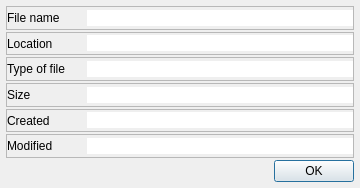
karakirimu/AutoBatchTools, file src/fileinfodialog/fileinfodialog.ui: the form before one commit.
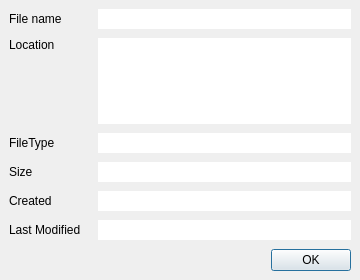
The form after the commit.

Patch:
```diff
--- a/src/fileinfodialog/fileinfodialog.ui
+++ b/src/fileinfodialog/fileinfodialog.ui
@@ -7,7 +7,7 @@
     <x>0</x>
     <y>0</y>
     <width>360</width>
-    <height>188</height>
+    <height>280</height>
    </rect>
   </property>
   <property name="windowTitle">
@@ -21,45 +21,96 @@
   </property>
   <layout class="QVBoxLayout" name="verticalLayout">
    <property name="spacing">
-    <number>2</number>
+    <number>9</number>
    </property>
    <property name="leftMargin">
-    <number>6</number>
+    <number>9</number>
    </property>
    <property name="topMargin">
-    <number>6</number>
+    <number>9</number>
    </property>
    <property name="rightMargin">
-    <number>6</number>
+    <number>9</number>
    </property>
    <property name="bottomMargin">
-    <number>6</number>
+    <number>9</number>
    </property>
    <item>
-    <widget class="QFrame" name="frame">
-     <property name="frameShape">
-      <enum>QFrame::StyledPanel</enum>
-     </property>
-     <property name="frameShadow">
-      <enum>QFrame::Raised</enum>
-     </property>
-     <layout class="QHBoxLayout" name="horizontalLayout">
-      <property name="spacing">
-       <number>0</number>
-      </property>
-      <property name="leftMargin">
-       <number>0</number>
-      </property>
-      <property name="topMargin">
-       <number>0</number>
-      </property>
-      <property name="rightMargin">
-       <number>0</number>
-      </property>
-      <property name="bottomMargin">
-       <number>0</number>
-      </property>
-      <item>
+    <layout class="QGridLayout" name="gridLayout">
+     <item row="6" column="0">
+      <widget class="QLabel" name="label_5">
+       <property name="sizePolicy">
+        <sizepolicy hsizetype="Fixed" vsizetype="Preferred">
+         <horstretch>0</horstretch>
+         <verstretch>0</verstretch>
+        </sizepolicy>
+       </property>
+       <property name="minimumSize">
+        <size>
+         <width>80</width>
+         <height>0</height>
+        </size>
+       </property>
+       <property name="text">
+        <string>Created</string>
+       </property>
+      </widget>
+     </item>
+     <item row="5" column="0">
+      <widget class="QLabel" name="label_4">
+       <property name="sizePolicy">
+        <sizepolicy hsizetype="Fixed" vsizetype="Preferred">
+         <horstretch>0</horstretch>
+         <verstretch>0</verstretch>
+        </sizepolicy>
+       </property>
+       <property name="minimumSize">
+        <size>
+         <width>80</width>
+         <height>0</height>
+        </size>
+       </property>
+       <property name="text">
+        <string>Size</string>
+       </property>
+      </widget>
+     </item>
+     <item row="5" column="1">
+      <widget class="QLineEdit" name="filesize">
+       <property name="styleSheet">
+        <string notr="true"/>
+       </property>
+       <property name="frame">
+        <bool>false</bool>
+       </property>
+       <property name="alignment">
+        <set>Qt::AlignRight|Qt::AlignTrailing|Qt::AlignVCenter</set>
+       </property>
+       <property name="readOnly">
+        <bool>true</bool>
+       </property>
+      </widget>
+     </item>
+     <item row="4" column="0">
+      <widget class="QLabel" name="label_3">
+       <property name="sizePolicy">
+        <sizepolicy hsizetype="Fixed" vsizetype="Preferred">
+         <horstretch>0</horstretch>
+         <verstretch>0</verstretch>
+        </sizepolicy>
+       </property>
+       <property name="minimumSize">
+        <size>
+         <width>80</width>
+         <height>0</height>
+        </size>
+       </property>
+       <property name="text">
+        <string>FileType</string>
+       </property>
+      </widget>
+     </item>
+     <item row="0" column="0">
        <widget class="QLabel" name="label">
         <property name="sizePolicy">
          <sizepolicy hsizetype="Fixed" vsizetype="Preferred">
@@ -78,10 +129,64 @@
         </property>
        </widget>
       </item>
-      <item>
+     <item row="7" column="0">
+      <widget class="QLabel" name="label_6">
+       <property name="sizePolicy">
+        <sizepolicy hsizetype="Fixed" vsizetype="Preferred">
+         <horstretch>0</horstretch>
+         <verstretch>0</verstretch>
+        </sizepolicy>
+       </property>
+       <property name="minimumSize">
+        <size>
+         <width>80</width>
+         <height>0</height>
+        </size>
+       </property>
+       <property name="text">
+        <string>Last Modified</string>
+       </property>
+      </widget>
+     </item>
+     <item row="4" column="1">
+      <widget class="QLineEdit" name="extension">
+       <property name="styleSheet">
+        <string notr="true"/>
+       </property>
+       <property name="frame">
+        <bool>false</bool>
+       </property>
+       <property name="alignment">
+        <set>Qt::AlignRight|Qt::AlignTrailing|Qt::AlignVCenter</set>
+       </property>
+       <property name="readOnly">
+        <bool>true</bool>
+       </property>
+      </widget>
+     </item>
+     <item row="6" column="1">
+      <widget class="QLineEdit" name="created">
+       <property name="styleSheet">
+        <string notr="true"/>
+       </property>
+       <property name="frame">
+        <bool>false</bool>
+       </property>
+       <property name="alignment">
+        <set>Qt::AlignRight|Qt::AlignTrailing|Qt::AlignVCenter</set>
+       </property>
+       <property name="readOnly">
+        <bool>true</bool>
+       </property>
+      </widget>
+     </item>
+     <item row="0" column="1">
        <widget class="QLineEdit" name="filename">
         <property name="styleSheet">
-         <string notr="true">border: none;</string>
+        <string notr="true"/>
+       </property>
+       <property name="frame">
+        <bool>false</bool>
         </property>
         <property name="alignment">
          <set>Qt::AlignRight|Qt::AlignTrailing|Qt::AlignVCenter</set>
@@ -91,37 +196,10 @@
         </property>
        </widget>
       </item>
-     </layout>
-    </widget>
-   </item>
-   <item>
-    <widget class="QFrame" name="frame_2">
-     <property name="frameShape">
-      <enum>QFrame::StyledPanel</enum>
-     </property>
-     <property name="frameShadow">
-      <enum>QFrame::Raised</enum>
-     </property>
-     <layout class="QHBoxLayout" name="horizontalLayout_2">
-      <property name="spacing">
-       <number>0</number>
-      </property>
-      <property name="leftMargin">
-       <number>0</number>
-      </property>
-      <property name="topMargin">
-       <number>0</number>
-      </property>
-      <property name="rightMargin">
-       <number>0</number>
-      </property>
-      <property name="bottomMargin">
-       <number>0</number>
-      </property>
-      <item>
+     <item row="2" column="0">
        <widget class="QLabel" name="label_2">
         <property name="sizePolicy">
-         <sizepolicy hsizetype="Fixed" vsizetype="Preferred">
+        <sizepolicy hsizetype="Fixed" vsizetype="Fixed">
           <horstretch>0</horstretch>
           <verstretch>0</verstretch>
          </sizepolicy>
@@ -137,246 +215,13 @@
         </property>
        </widget>
       </item>
-      <item>
-       <widget class="QLineEdit" name="filepass">
-        <property name="styleSheet">
-         <string notr="true">border: none;</string>
-        </property>
-        <property name="alignment">
-         <set>Qt::AlignRight|Qt::AlignTrailing|Qt::AlignVCenter</set>
-        </property>
-        <property name="readOnly">
-         <bool>true</bool>
-        </property>
-       </widget>
-      </item>
-     </layout>
-    </widget>
-   </item>
-   <item>
-    <widget class="QFrame" name="frame_3">
-     <property name="frameShape">
-      <enum>QFrame::StyledPanel</enum>
-     </property>
-     <property name="frameShadow">
-      <enum>QFrame::Raised</enum>
-     </property>
-     <layout class="QHBoxLayout" name="horizontalLayout_3">
-      <property name="spacing">
-       <number>0</number>
-      </property>
-      <property name="leftMargin">
-       <number>0</number>
-      </property>
-      <property name="topMargin">
-       <number>0</number>
-      </property>
-      <property name="rightMargin">
-       <number>0</number>
-      </property>
-      <property name="bottomMargin">
-       <number>0</number>
-      </property>
-      <item>
-       <widget class="QLabel" name="label_3">
-        <property name="sizePolicy">
-         <sizepolicy hsizetype="Fixed" vsizetype="Preferred">
-          <horstretch>0</horstretch>
-          <verstretch>0</verstretch>
-         </sizepolicy>
-        </property>
-        <property name="minimumSize">
-         <size>
-          <width>80</width>
-          <height>0</height>
-         </size>
-        </property>
-        <property name="text">
-         <string>Type of file</string>
-        </property>
-       </widget>
-      </item>
-      <item>
-       <widget class="QLineEdit" name="extension">
-        <property name="styleSheet">
-         <string notr="true">border: none;</string>
-        </property>
-        <property name="alignment">
-         <set>Qt::AlignRight|Qt::AlignTrailing|Qt::AlignVCenter</set>
-        </property>
-        <property name="readOnly">
-         <bool>true</bool>
-        </property>
-       </widget>
-      </item>
-     </layout>
-    </widget>
-   </item>
-   <item>
-    <widget class="QFrame" name="frame_4">
-     <property name="frameShape">
-      <enum>QFrame::StyledPanel</enum>
-     </property>
-     <property name="frameShadow">
-      <enum>QFrame::Raised</enum>
-     </property>
-     <layout class="QHBoxLayout" name="horizontalLayout_4">
-      <property name="spacing">
-       <number>0</number>
-      </property>
-      <property name="leftMargin">
-       <number>0</number>
-      </property>
-      <property name="topMargin">
-       <number>0</number>
-      </property>
-      <property name="rightMargin">
-       <number>0</number>
-      </property>
-      <property name="bottomMargin">
-       <number>0</number>
-      </property>
-      <item>
-       <widget class="QLabel" name="label_4">
-        <property name="sizePolicy">
-         <sizepolicy hsizetype="Fixed" vsizetype="Preferred">
-          <horstretch>0</horstretch>
-          <verstretch>0</verstretch>
-         </sizepolicy>
-        </property>
-        <property name="minimumSize">
-         <size>
-          <width>80</width>
-          <height>0</height>
-         </size>
-        </property>
-        <property name="text">
-         <string>Size</string>
-        </property>
-       </widget>
-      </item>
-      <item>
-       <widget class="QLineEdit" name="filesize">
-        <property name="styleSheet">
-         <string notr="true">border: none;</string>
-        </property>
-        <property name="alignment">
-         <set>Qt::AlignRight|Qt::AlignTrailing|Qt::AlignVCenter</set>
-        </property>
-        <property name="readOnly">
-         <bool>true</bool>
-        </property>
-       </widget>
-      </item>
-     </layout>
-    </widget>
-   </item>
-   <item>
-    <widget class="QFrame" name="frame_5">
-     <property name="frameShape">
-      <enum>QFrame::StyledPanel</enum>
-     </property>
-     <property name="frameShadow">
-      <enum>QFrame::Raised</enum>
-     </property>
-     <layout class="QHBoxLayout" name="horizontalLayout_5">
-      <property name="spacing">
-       <number>0</number>
-      </property>
-      <property name="leftMargin">
-       <number>0</number>
-      </property>
-      <property name="topMargin">
-       <number>0</number>
-      </property>
-      <property name="rightMargin">
-       <number>0</number>
-      </property>
-      <property name="bottomMargin">
-       <number>0</number>
-      </property>
-      <item>
-       <widget class="QLabel" name="label_5">
-        <property name="sizePolicy">
-         <sizepolicy hsizetype="Fixed" vsizetype="Preferred">
-          <horstretch>0</horstretch>
-          <verstretch>0</verstretch>
-         </sizepolicy>
-        </property>
-        <property name="minimumSize">
-         <size>
-          <width>80</width>
-          <height>0</height>
-         </size>
-        </property>
-        <property name="text">
-         <string>Created</string>
-        </property>
-       </widget>
-      </item>
-      <item>
-       <widget class="QLineEdit" name="created">
-        <property name="styleSheet">
-         <string notr="true">border: none;</string>
-        </property>
-        <property name="alignment">
-         <set>Qt::AlignRight|Qt::AlignTrailing|Qt::AlignVCenter</set>
-        </property>
-        <property name="readOnly">
-         <bool>true</bool>
-        </property>
-       </widget>
-      </item>
-     </layout>
-    </widget>
-   </item>
-   <item>
-    <widget class="QFrame" name="frame_6">
-     <property name="frameShape">
-      <enum>QFrame::StyledPanel</enum>
-     </property>
-     <property name="frameShadow">
-      <enum>QFrame::Raised</enum>
-     </property>
-     <layout class="QHBoxLayout" name="horizontalLayout_6">
-      <property name="spacing">
-       <number>0</number>
-      </property>
-      <property name="leftMargin">
-       <number>0</number>
-      </property>
-      <property name="topMargin">
-       <number>0</number>
-      </property>
-      <property name="rightMargin">
-       <number>0</number>
-      </property>
-      <property name="bottomMargin">
-       <number>0</number>
-      </property>
-      <item>
-       <widget class="QLabel" name="label_6">
-        <property name="sizePolicy">
-         <sizepolicy hsizetype="Fixed" vsizetype="Preferred">
-          <horstretch>0</horstretch>
-          <verstretch>0</verstretch>
-         </sizepolicy>
-        </property>
-        <property name="minimumSize">
-         <size>
-          <width>80</width>
-          <height>0</height>
-         </size>
-        </property>
-        <property name="text">
-         <string>Modified</string>
-        </property>
-       </widget>
-      </item>
-      <item>
+     <item row="7" column="1">
        <widget class="QLineEdit" name="updated">
         <property name="styleSheet">
-         <string notr="true">border: none;</string>
+        <string notr="true"/>
+       </property>
+       <property name="frame">
+        <bool>false</bool>
         </property>
         <property name="alignment">
          <set>Qt::AlignRight|Qt::AlignTrailing|Qt::AlignVCenter</set>
@@ -386,8 +231,17 @@
         </property>
        </widget>
       </item>
-     </layout>
-    </widget>
+     <item row="2" column="1" rowspan="2">
+      <widget class="QPlainTextEdit" name="filepath">
+       <property name="frameShape">
+        <enum>QFrame::NoFrame</enum>
+       </property>
+       <property name="textInteractionFlags">
+        <set>Qt::TextSelectableByKeyboard|Qt::TextSelectableByMouse</set>
+       </property>
+      </widget>
+     </item>
+    </layout>
    </item>
    <item>
     <widget class="QDialogButtonBox" name="buttonBox">
```
Lines whose indentation alone changed are shown as unchanged.
